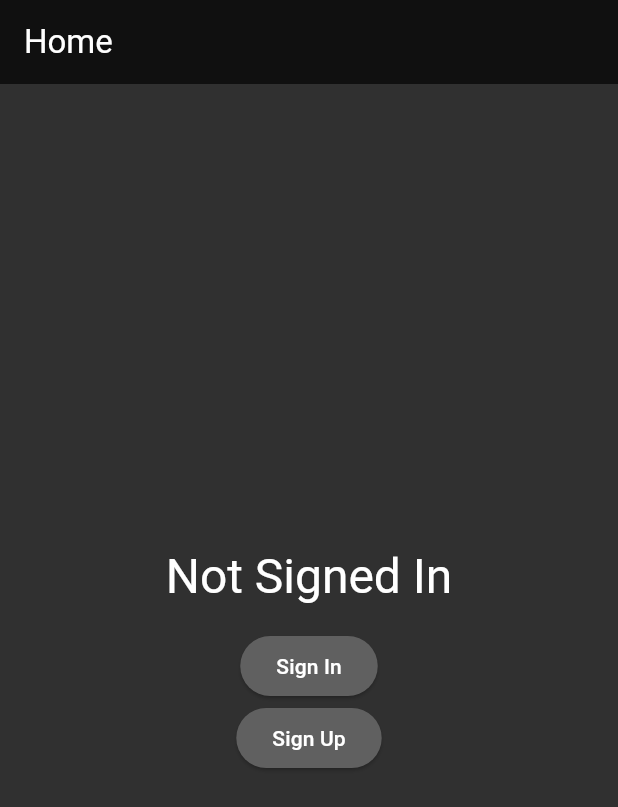
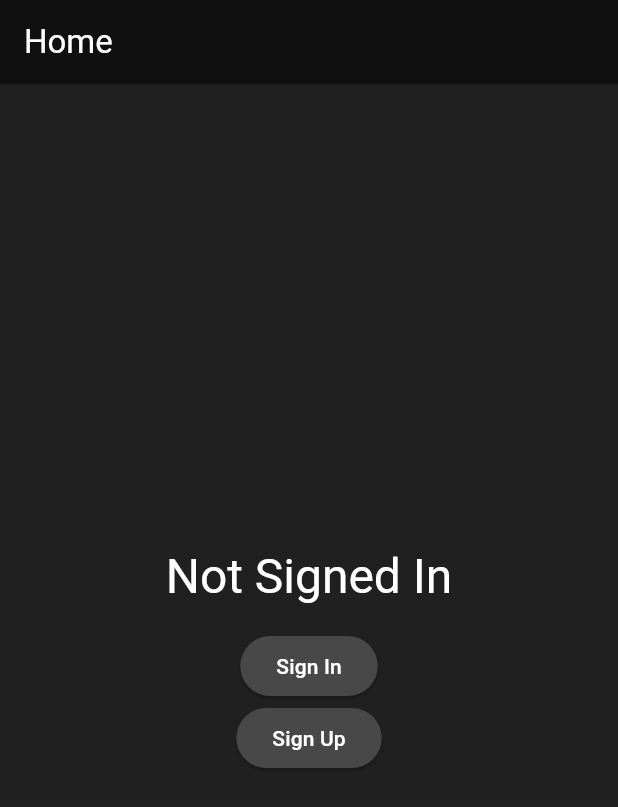
Before and after one commit to mcmahon-sean/media-tracker, a Flutter app: the screen it shows after launch, on a phone screen of 412 x 824 dp. Shown: the top 807 px of the screen. Run offline on Flutter 3.47's test engine with Material 3 defaults, Android fonts, the phone set to English and light mode, and no system bars; our stand-ins replace supabase_flutter; missing offline and left inert: bcrypt; accounts and stored records are empty; network calls fail.

Commit message:
Moved theme data and added input themes
Migrated theme data to a separate file and updated themes for text inputs

```diff
--- a/Mobile/media_tracker_mobile/lib/main.dart
+++ b/Mobile/media_tracker_mobile/lib/main.dart
@@ -1,6 +1,7 @@
 import 'package:flutter/material.dart';
 import 'screens/home_screen.dart';
 import 'package:supabase_flutter/supabase_flutter.dart';
+import 'models/theme.dart' as theme;
 
 void main() async {
   WidgetsFlutterBinding.ensureInitialized();
@@ -21,38 +22,7 @@ class MyApp extends StatelessWidget {
     return MaterialApp(
       debugShowCheckedModeBanner: false,
       title: 'Media Tracker',
-      theme: ThemeData(
-        scaffoldBackgroundColor: Color.fromARGB(255, 48, 48, 48),
-        textTheme: TextTheme(
-          headlineLarge: TextStyle(color: Colors.white)
-        ),
-        appBarTheme: AppBarTheme(
-          backgroundColor: Color.fromARGB(255, 16, 16, 16),
-          surfaceTintColor: Colors.black,
-          foregroundColor: Colors.white
-        ),
-        elevatedButtonTheme: ElevatedButtonThemeData(
-          style: ButtonStyle(
-            backgroundColor: WidgetStateProperty.all<Color>(Color.fromARGB(255, 96, 96, 96)),
-            foregroundColor: WidgetStateProperty.all<Color>(Colors.white)
-          )
-        ),
-        bottomNavigationBarTheme: BottomNavigationBarThemeData(
-          backgroundColor: Color.fromARGB(255, 16, 16, 16),
-          unselectedItemColor: Colors.white70,
-          selectedIconTheme: IconThemeData(size: 32),
-          selectedItemColor: Colors.white,
-          selectedLabelStyle: TextStyle(fontSize: 16)
-        ),
-        listTileTheme: ListTileThemeData(
-          titleTextStyle: TextStyle(
-            color: Colors.white,
-            fontSize: 16,
-            fontWeight: FontWeight.bold
-          ),
-          subtitleTextStyle: TextStyle(color: Colors.white)
-        )
-      ),
+      theme: theme.themeData,
       home: HomeScreen(),
     );
   }
--- /dev/null
+++ b/Mobile/media_tracker_mobile/lib/models/theme.dart
@@ -0,0 +1,56 @@
+import 'package:flutter/material.dart';
+
+TextStyle textWhite = TextStyle(color: Colors.white);
+Color colorInput = Color.fromARGB(255, 72, 72, 72);
+Color colorPrimary = Color.fromARGB(255, 32, 32, 32);
+Color colorSecondary = Color.fromARGB(255, 16, 16, 16);
+
+ThemeData themeData = ThemeData(
+  scaffoldBackgroundColor: colorPrimary,
+  textSelectionTheme: TextSelectionThemeData(
+    cursorColor: Colors.white,
+    selectionHandleColor: Colors.white
+  ),
+  textTheme: TextTheme(
+    headlineLarge: textWhite,
+    bodyLarge: textWhite,
+    bodyMedium: textWhite,
+    titleMedium: textWhite,
+    labelSmall: textWhite
+  ),
+  inputDecorationTheme: InputDecorationTheme(
+    labelStyle: TextStyle(
+      color: Colors.white,
+      fontSize: 16
+    ),
+    counterStyle: TextStyle(color: Colors.white),
+    focusedBorder: UnderlineInputBorder(borderSide: BorderSide(color: Colors.white)),
+
+  ),
+  appBarTheme: AppBarTheme(
+    backgroundColor: colorSecondary,
+    surfaceTintColor: Colors.black,
+    foregroundColor: Colors.white
+  ),
+  elevatedButtonTheme: ElevatedButtonThemeData(
+    style: ButtonStyle(
+      backgroundColor: WidgetStateProperty.all<Color>(colorInput),
+      foregroundColor: WidgetStateProperty.all<Color>(Colors.white)
+    )
+  ),
+  bottomNavigationBarTheme: BottomNavigationBarThemeData(
+    backgroundColor: colorSecondary,
+    unselectedItemColor: Colors.white70,
+    selectedIconTheme: IconThemeData(size: 32),
+    selectedItemColor: Colors.white,
+    selectedLabelStyle: TextStyle(fontSize: 16)
+  ),
+  listTileTheme: ListTileThemeData(
+    titleTextStyle: TextStyle(
+      color: Colors.white,
+      fontSize: 16,
+      fontWeight: FontWeight.bold
+    ),
+    subtitleTextStyle: textWhite
+  )
+);
```
